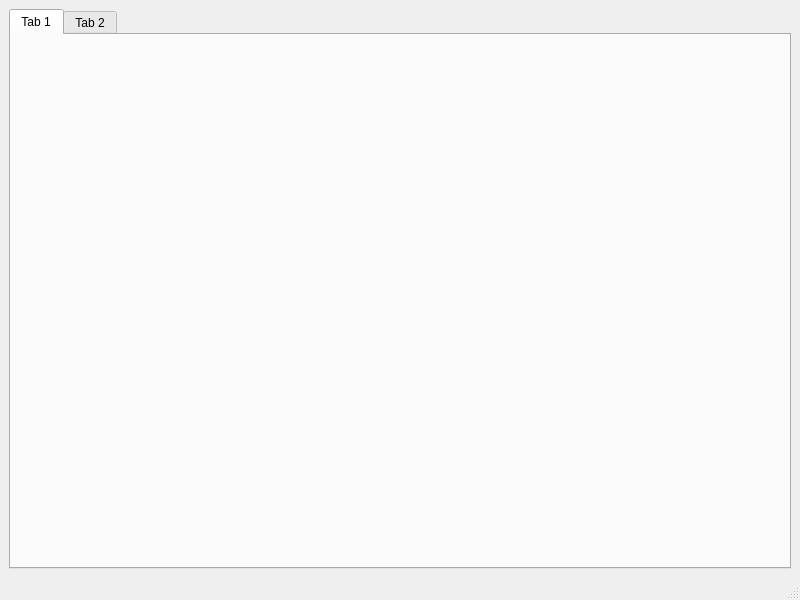
The window that src/ui_main.ui (SManAT/ODT2Html) describes before a commit, drawn with Qt 5.
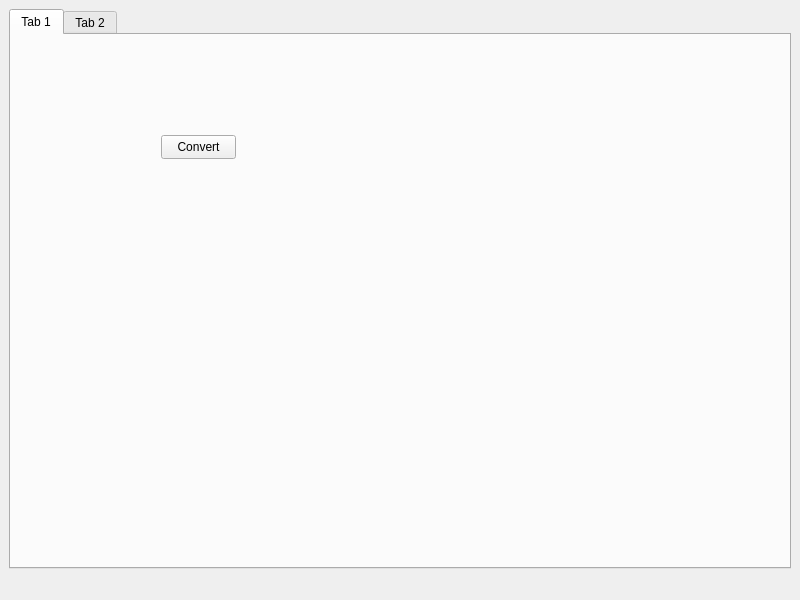
The same window after the commit.

```diff
--- a/src/ui_main.ui
+++ b/src/ui_main.ui
@@ -23,6 +23,19 @@
          <attribute name="title">
           <string>Tab 1</string>
          </attribute>
+         <widget class="QPushButton" name="convertBtn">
+          <property name="geometry">
+           <rect>
+            <x>150</x>
+            <y>100</y>
+            <width>75</width>
+            <height>24</height>
+           </rect>
+          </property>
+          <property name="text">
+           <string>Convert</string>
+          </property>
+         </widget>
         </widget>
         <widget class="QWidget" name="tab_2">
          <attribute name="title">
@@ -45,7 +58,11 @@
     </rect>
    </property>
   </widget>
-  <widget class="QStatusBar" name="statusbar"/>
+  <widget class="QStatusBar" name="statusbar">
+   <property name="styleSheet">
+    <string notr="true">border-top: 1px #a0a0a0 solid;</string>
+   </property>
+  </widget>
  </widget>
  <resources/>
  <connections/>
```
